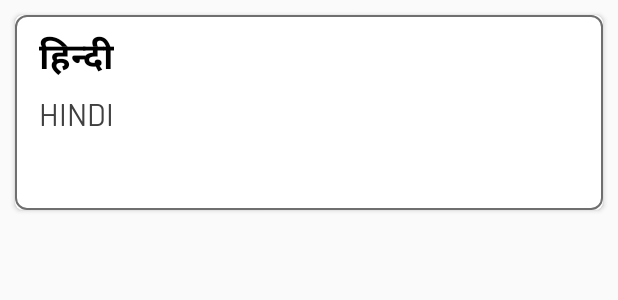
After one commit to ShivShrivas/FPO_Khabar_Android_App, an Android app: the layout language_item_card.xml on its own in the app's theme, with its tools: preview values and no code run, on a phone screen of 412 x 824 dp. The commit adds this screen. Shown: the top 300 px of the screen. Run offline under Robolectric (Android 15) with nearby library versions, the phone set to English and light mode, and no system bars.

Commit message:
Language Api partially integrated

```diff
--- a/app/src/main/java/com/troology/FPO/RetofitImplementation/ApiService.java
+++ b/app/src/main/java/com/troology/FPO/RetofitImplementation/ApiService.java
@@ -1,6 +1,7 @@
 package com.troology.FPO.RetofitImplementation;
 
 import com.troology.FPO.model.GetAllInsightsModel;
+import com.troology.FPO.model.GetAllLanguageModel;
 import com.troology.FPO.model.GetAllLiveNewsModel;
 import com.troology.FPO.model.GetAllMyFeedModel;
 import com.troology.FPO.model.GetHeaderTagOfNewsByTagModel;
@@ -81,5 +82,8 @@ public  interface ApiService {
     @GET("News/livenews/{id}")
     Call<ArrayList<MixNewsInsightModel>> searchNewsbyId(@Path("id") String itemId);
 
+    @GET("Language/getLanguageforuser")
+    Call<ArrayList<GetAllLanguageModel>> getAllLanguage();
+
 
 }
--- /dev/null
+++ b/app/src/main/res/layout/language_item_card.xml
@@ -0,0 +1,76 @@
+<?xml version="1.0" encoding="utf-8"?>
+<androidx.constraintlayout.widget.ConstraintLayout xmlns:android="http://schemas.android.com/apk/res/android"
+    xmlns:app="http://schemas.android.com/apk/res-auto"
+    android:layout_width="match_parent"
+    android:layout_margin="6dp"
+    android:layout_height="match_parent">
+
+    <androidx.cardview.widget.CardView
+
+        android:id="@+id/cardView7"
+        android:layout_width="0dp"
+        android:layout_height="130dp"
+        android:layout_margin="4dp"
+        android:layout_marginStart="4dp"
+        android:layout_marginEnd="4dp"
+        android:layout_weight="1"
+        app:cardCornerRadius="5dp"
+        app:layout_constraintEnd_toEndOf="parent"
+        app:layout_constraintStart_toStartOf="parent"
+        app:layout_constraintTop_toTopOf="parent">
+
+        <androidx.constraintlayout.widget.ConstraintLayout
+            android:id="@+id/hindiCard"
+            android:layout_width="match_parent"
+            android:layout_height="match_parent"
+            android:background="@drawable/lang_card_defaultbg">
+
+            <TextView
+                android:id="@+id/textView27"
+                android:layout_width="wrap_content"
+                android:layout_height="wrap_content"
+                android:layout_marginStart="16dp"
+                android:layout_marginTop="12dp"
+                android:text="हिन्दी"
+                android:textColor="@color/black"
+                android:textSize="24dp"
+                android:textStyle="bold"
+                app:layout_constraintStart_toStartOf="parent"
+                app:layout_constraintTop_toTopOf="parent" />
+
+            <TextView
+                android:id="@+id/textView28"
+                android:layout_width="wrap_content"
+                android:layout_height="wrap_content"
+                android:layout_marginStart="16dp"
+                android:layout_marginTop="8dp"
+                android:text="HINDI"
+                android:textColor="#404040"
+
+                android:textSize="20dp"
+                app:layout_constraintStart_toStartOf="parent"
+                app:layout_constraintTop_toBottomOf="@+id/textView27" />
+
+            <ImageView
+                android:id="@+id/symbleImgHindi"
+                android:layout_width="30dp"
+                android:layout_height="30dp"
+                android:layout_marginEnd="8dp"
+                android:src="@drawable/ic_checked"
+                android:visibility="gone"
+                app:layout_constraintBottom_toBottomOf="@+id/textView28"
+                app:layout_constraintEnd_toEndOf="parent"
+                app:layout_constraintTop_toTopOf="@+id/textView27" />
+
+
+            <ImageView
+                android:id="@+id/langSymbHindi"
+                android:layout_width="50dp"
+                android:layout_height="25dp"
+                android:layout_marginStart="16dp"
+                app:layout_constraintBottom_toBottomOf="parent"
+                app:layout_constraintStart_toStartOf="parent"
+                app:layout_constraintTop_toBottomOf="@+id/textView28" />
+        </androidx.constraintlayout.widget.ConstraintLayout>
+    </androidx.cardview.widget.CardView>
+</androidx.constraintlayout.widget.ConstraintLayout>
```
Also changed, not shown: app/src/main/java/com/troology/FPO/adapters/AllLanguageAdapter.java (added, +68 -0 lines), app/src/main/java/com/troology/FPO/model/GetAllLanguageModel.java (added, +74 -0 lines), app/src/main/java/com/troology/FPO/ui/Language_Change_Page_New.java (+34 -0 lines), app/src/main/res/layout/activity_language_change_page_new.xml (+12 -1 lines).
